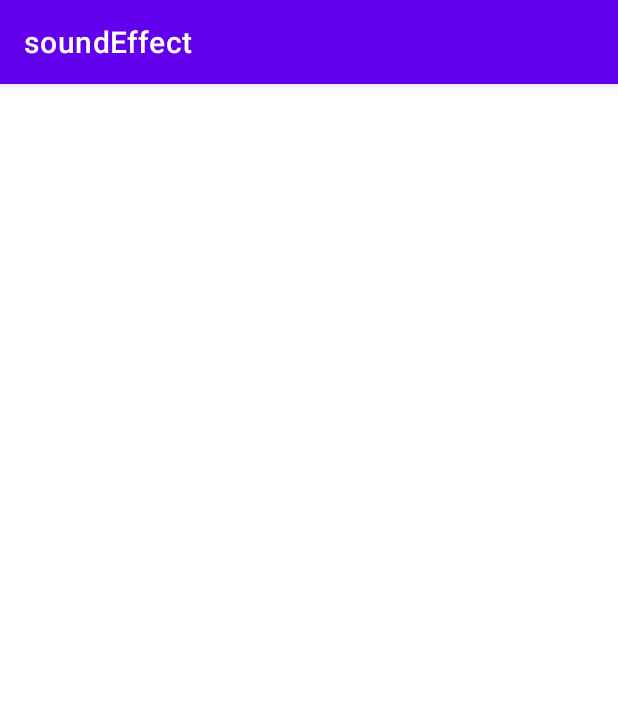
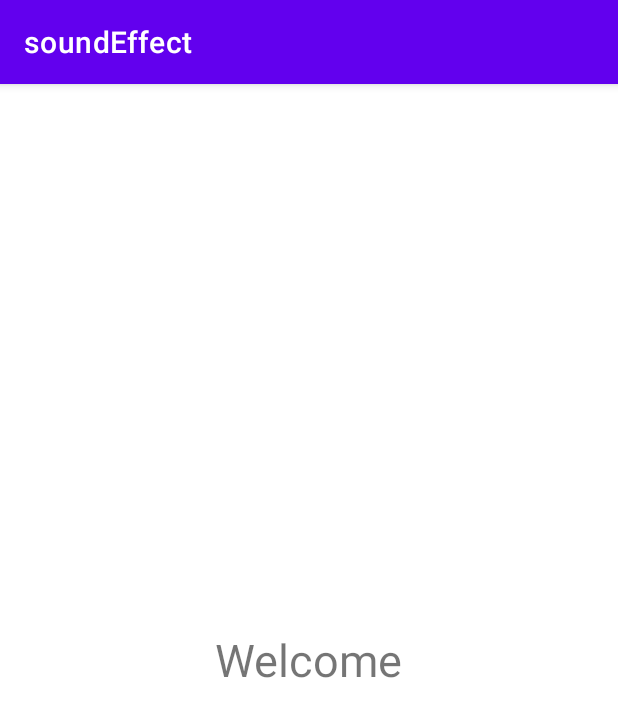
Before and after one commit to djokodev/soundEffects, an Android app: the screen it shows after launch (MainActivity), on a phone screen of 412 x 824 dp. Shown: the top 717 px of the screen. Run offline under Robolectric (Android 15) with nearby library versions, the light colour scheme and no system bars.

Commit message:
changw activity_main.xml in welcome

```diff
--- a/app/src/main/res/layout/activity_main.xml
+++ b/app/src/main/res/layout/activity_main.xml
@@ -7,5 +7,12 @@
     android:layout_height="match_parent"
     tools:context=".MainActivity">
 
+    <TextView
+        android:text="Welcome"
+        android:textSize="30dp"
+        android:layout_width="wrap_content"
+        android:layout_height="wrap_content">
+
+    </TextView>
 
 </LinearLayout>
```
